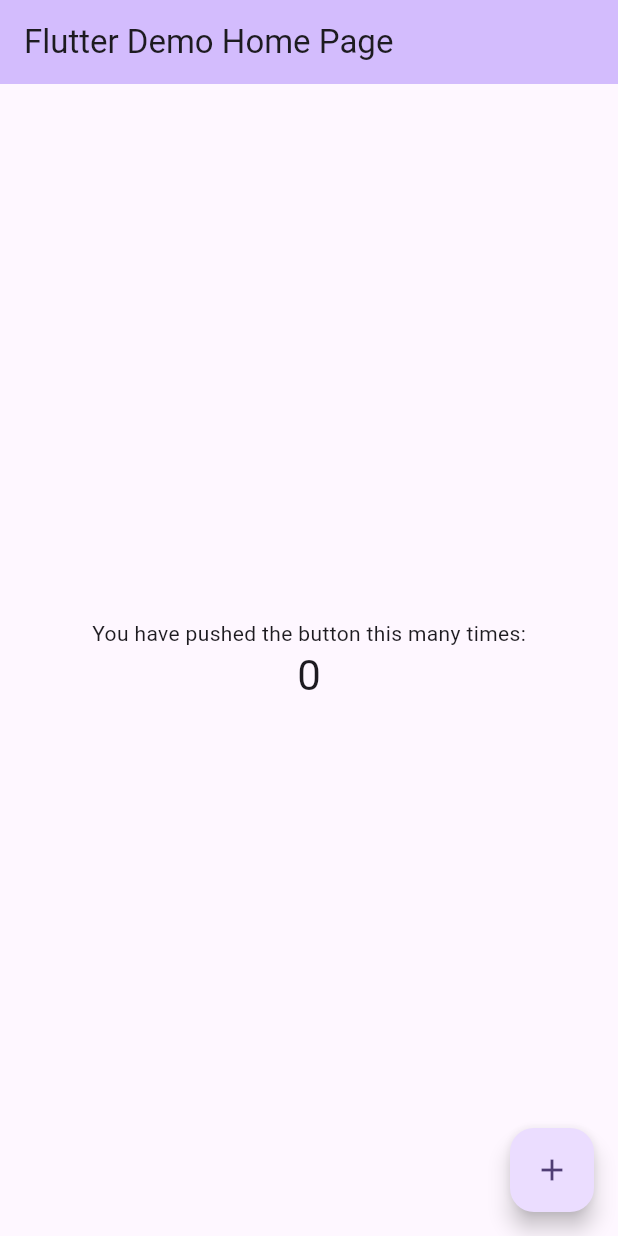
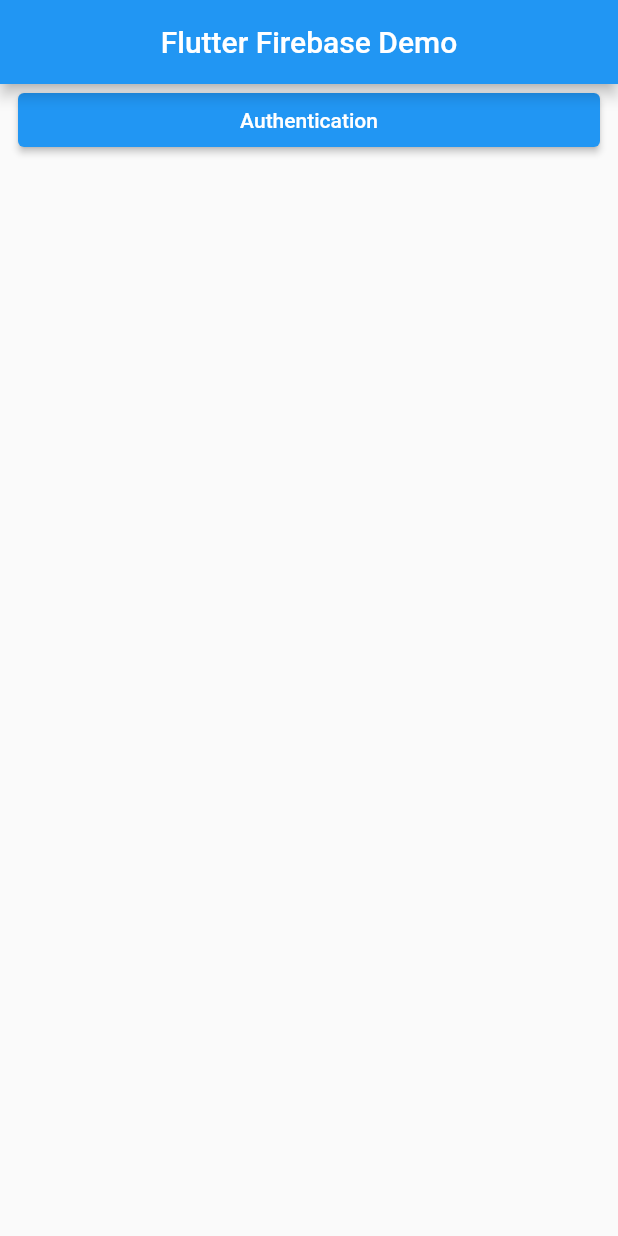
Before and after one commit to choisohyun/photo-diary, a Flutter app: the screen it shows after launch, on a phone screen of 412 x 824 dp. Run offline on Flutter 3.47's test engine with Material 2 defaults, Android fonts, the phone set to English and light mode, and no system bars; our stand-ins replace firebase_auth, firebase_core, firebase_storage, google_sign_in; accounts and stored records are empty.

Commit message:
feat: firebase auth, storage 관련 의존성과 기본 코드 추가

```diff
--- /dev/null
+++ b/lib/firebase/storage.dart
@@ -0,0 +1,45 @@
+import 'dart:io';
+import 'dart:typed_data';
+
+import 'package:firebase_storage/firebase_storage.dart';
+
+class Storage {
+  static Future<List<FileData>> getData() async {
+    final ref = FirebaseStorage.instance.ref();
+
+    var files = await ref.list(const ListOptions(maxResults: 5));
+    var res = <FileData>[];
+
+    for (var item in files.items) {
+      var content = await item.getData();
+      var created = (await item.getMetadata()).timeCreated!;
+
+      res.add(FileData(content!, item.name, created, item));
+    }
+
+    return res;
+  }
+
+  static Future deleteItem(Reference ref) async {
+    await ref.delete();
+  }
+
+  static UploadTask uploadItem(File file, String targetName) {
+    final ref = FirebaseStorage.instance.ref();
+
+    var child = ref.child(targetName);
+
+    // With the UploadTask object you can listen to progress changes and control
+    // the upload
+    return child.putFile(file);
+  }
+}
+
+class FileData {
+  final Uint8List content;
+  final String name;
+  final DateTime uploadDate;
+  final Reference reference;
+
+  FileData(this.content, this.name, this.uploadDate, this.reference);
+}
--- a/lib/main.dart
+++ b/lib/main.dart
@@ -1,125 +1,90 @@
+import 'package:firebase_core/firebase_core.dart';
 import 'package:flutter/material.dart';
+import 'package:photodiary/pages/auth_page.dart';
+// import 'package:photodiary/pages/firestore_page.dart';
+// import 'package:photodiary/pages/storage_page.dart';
 
-void main() {
+import 'firebase_options.dart';
+
+Future<void> main() async {
+  WidgetsFlutterBinding.ensureInitialized();
+
+  await Firebase.initializeApp(options: DefaultFirebaseOptions.currentPlatform);
+
+  // await FirebaseRemoteConfig.instance.setConfigSettings(RemoteConfigSettings(
+  //   fetchTimeout: const Duration(minutes: 1),
+  //   minimumFetchInterval: const Duration(minutes: 1),
+  // ));
+  // await FirebaseRemoteConfig.instance
+  //     .setDefaults(const {"platformString": "Hello!"});
+
   runApp(const MyApp());
 }
 
 class MyApp extends StatelessWidget {
-  const MyApp({super.key});
+  const MyApp({Key? key}) : super(key: key);
 
-  // This widget is the root of your application.
   @override
   Widget build(BuildContext context) {
     return MaterialApp(
       title: 'Flutter Demo',
-      theme: ThemeData(
-        // This is the theme of your application.
-        //
-        // TRY THIS: Try running your application with "flutter run". You'll see
-        // the application has a blue toolbar. Then, without quitting the app,
-        // try changing the seedColor in the colorScheme below to Colors.green
-        // and then invoke "hot reload" (save your changes or press the "hot
-        // reload" button in a Flutter-supported IDE, or press "r" if you used
-        // the command line to start the app).
-        //
-        // Notice that the counter didn't reset back to zero; the application
-        // state is not lost during the reload. To reset the state, use hot
-        // restart instead.
-        //
-        // This works for code too, not just values: Most code changes can be
-        // tested with just a hot reload.
-        colorScheme: ColorScheme.fromSeed(seedColor: Colors.deepPurple),
-        useMaterial3: true,
-      ),
-      home: const MyHomePage(title: 'Flutter Demo Home Page'),
+      debugShowCheckedModeBanner: false,
+      theme: ThemeData(primarySwatch: Colors.blue),
+      home: const HomePage(),
     );
   }
 }
 
-class MyHomePage extends StatefulWidget {
-  const MyHomePage({super.key, required this.title});
-
-  // This widget is the home page of your application. It is stateful, meaning
-  // that it has a State object (defined below) that contains fields that affect
-  // how it looks.
-
-  // This class is the configuration for the state. It holds the values (in this
-  // case the title) provided by the parent (in this case the App widget) and
-  // used by the build method of the State. Fields in a Widget subclass are
-  // always marked "final".
-
-  final String title;
+class HomePage extends StatefulWidget {
+  const HomePage({Key? key}) : super(key: key);
 
   @override
-  State<MyHomePage> createState() => _MyHomePageState();
+  State<HomePage> createState() => _State();
 }
 
-class _MyHomePageState extends State<MyHomePage> {
-  int _counter = 0;
-
-  void _incrementCounter() {
-    setState(() {
-      // This call to setState tells the Flutter framework that something has
-      // changed in this State, which causes it to rerun the build method below
-      // so that the display can reflect the updated values. If we changed
-      // _counter without calling setState(), then the build method would not be
-      // called again, and so nothing would appear to happen.
-      _counter++;
-    });
-  }
-
+class _State extends State<HomePage> {
   @override
   Widget build(BuildContext context) {
-    // This method is rerun every time setState is called, for instance as done
-    // by the _incrementCounter method above.
-    //
-    // The Flutter framework has been optimized to make rerunning build methods
-    // fast, so that you can just rebuild anything that needs updating rather
-    // than having to individually change instances of widgets.
     return Scaffold(
       appBar: AppBar(
-        // TRY THIS: Try changing the color here to a specific color (to
-        // Colors.amber, perhaps?) and trigger a hot reload to see the AppBar
-        // change color while the other colors stay the same.
-        backgroundColor: Theme.of(context).colorScheme.inversePrimary,
-        // Here we take the value from the MyHomePage object that was created by
-        // the App.build method, and use it to set our appbar title.
-        title: Text(widget.title),
+        title: const Center(
+          child: Text("Flutter Firebase Demo"),
+        ),
       ),
       body: Center(
-        // Center is a layout widget. It takes a single child and positions it
-        // in the middle of the parent.
-        child: Column(
-          // Column is also a layout widget. It takes a list of children and
-          // arranges them vertically. By default, it sizes itself to fit its
-          // children horizontally, and tries to be as tall as its parent.
-          //
-          // Column has various properties to control how it sizes itself and
-          // how it positions its children. Here we use mainAxisAlignment to
-          // center the children vertically; the main axis here is the vertical
-          // axis because Columns are vertical (the cross axis would be
-          // horizontal).
-          //
-          // TRY THIS: Invoke "debug painting" (choose the "Toggle Debug Paint"
-          // action in the IDE, or press "p" in the console), to see the
-          // wireframe for each widget.
-          mainAxisAlignment: MainAxisAlignment.center,
-          children: <Widget>[
-            const Text(
-              'You have pushed the button this many times:',
-            ),
-            Text(
-              '$_counter',
-              style: Theme.of(context).textTheme.headlineMedium,
-            ),
+        child: ListView(
+          children: [
+            Padding(
+                padding: const EdgeInsets.symmetric(horizontal: 12),
+                child: ElevatedButton(
+                    onPressed: () {
+                      Navigator.of(context).push(
+                        MaterialPageRoute(
+                            builder: (context) => const AuthPage()),
+                      );
+                    },
+                    child: const Text("Authentication"))),
+            // Container(height: 10),
+            // Padding(
+            //     padding: const EdgeInsets.symmetric(horizontal: 12),
+            //     child: ElevatedButton(
+            //         onPressed: () {
+            //           Navigator.of(context).push(MaterialPageRoute(
+            //               builder: (context) => const FirestorePage()));
+            //         },
+            //         child: const Text("Cloud Firestore"))),
+            // Container(height: 10),
+            // Padding(
+            //     padding: const EdgeInsets.symmetric(horizontal: 12),
+            //     child: ElevatedButton(
+            //         onPressed: () {
+            //           Navigator.of(context).push(MaterialPageRoute(
+            //               builder: (context) => const StoragePage()));
+            //         },
+            //         child: const Text("Storage"))),
           ],
         ),
       ),
-      floatingActionButton: FloatingActionButton(
-        onPressed: _incrementCounter,
-        tooltip: 'Increment',
-        child: const Icon(Icons.add),
-      ), // This trailing comma makes auto-formatting nicer for build methods.
     );
   }
 }
--- a/pubspec.yaml
+++ b/pubspec.yaml
@@ -35,6 +35,11 @@
   # The following adds the Cupertino Icons font to your application.
   # Use with the CupertinoIcons class for iOS style icons.
   cupertino_icons: ^1.0.2
+  firebase_core: ^2.13.0
+  firebase_auth: ^4.6.1
+  google_sign_in: ^6.1.0
+  firebase_storage: ^11.2.1
+  intl: ^0.18.1
 
 dev_dependencies:
   flutter_test:
```
Also changed, not shown: lib/firebase/auth.dart (added, +67 -0 lines), lib/pages/auth_page.dart (added, +170 -0 lines), lib/widgets/file_widget.dart (added, +58 -0 lines), lib/firebase_options.dart (added), pubspec.lock, 21 other files.
